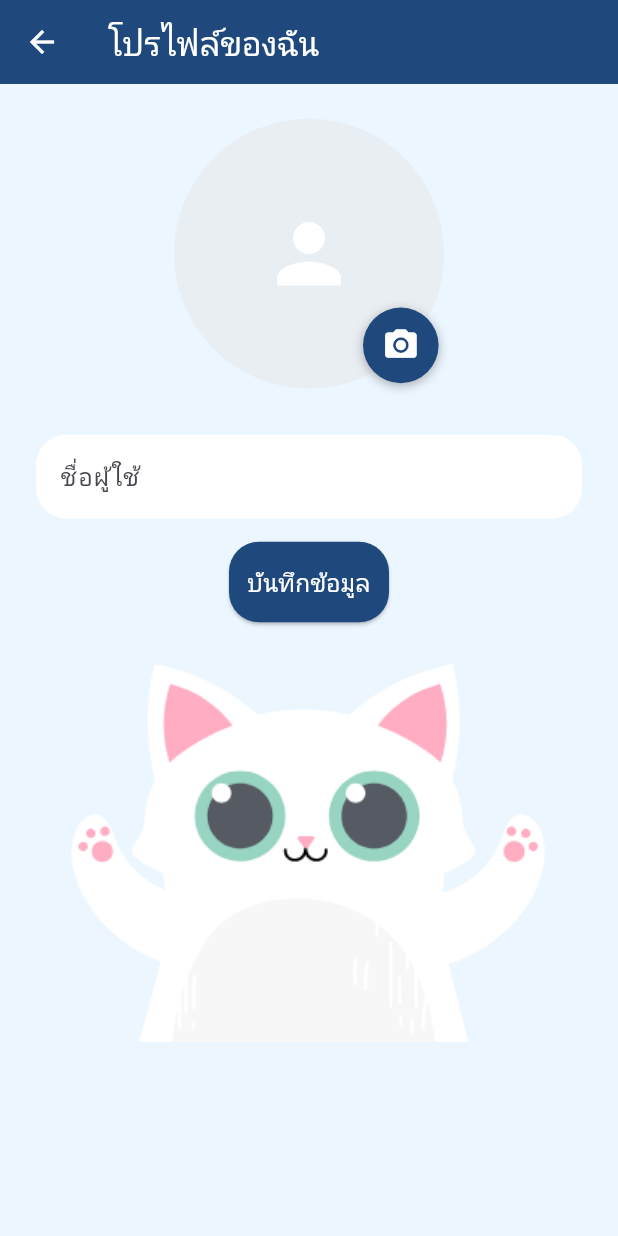
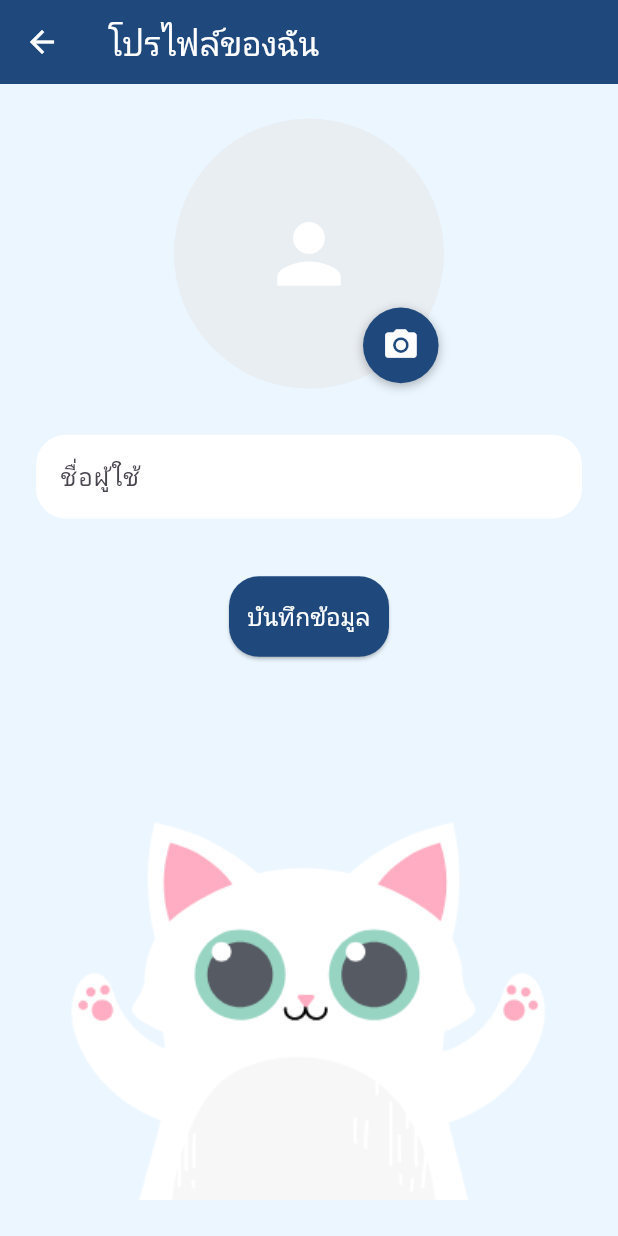
Before and after one commit to Napapakph/medibuddy-Project, a Flutter app: the ProfileScreen screen opened directly, on a phone screen of 412 x 824 dp. Run offline on Flutter 3.47's test engine with Material 3 defaults, Android fonts, the phone set to English and light mode, and no system bars; our stand-ins replace flutter_otp_text_field, image_picker, supabase_flutter; accounts and stored records are empty.

Commit message:
responsive profile

```diff
--- a/lib/Home/pages/profile_screen.dart
+++ b/lib/Home/pages/profile_screen.dart
@@ -60,6 +60,10 @@ class _ProfileScreenState extends State<ProfileScreen> {
               child: Column(
                 crossAxisAlignment: CrossAxisAlignment.start,
                 children: [
+                  Expanded(
+                    child: Column(
+                      crossAxisAlignment: CrossAxisAlignment.start,
+                      children: [
                         //SizedBox(height: maxHeight * 0.02),
                         // รูปโปรไฟล์------------------------------------------------
                         Align(
@@ -85,7 +89,8 @@ class _ProfileScreenState extends State<ProfileScreen> {
                             decoration: InputDecoration(
                               labelText: 'ชื่อผู้ใช้',
                               filled: true,
-                        fillColor: const Color.fromARGB(255, 255, 255, 255),
+                              fillColor:
+                                  const Color.fromARGB(255, 255, 255, 255),
                               border: OutlineInputBorder(
                                 borderRadius: BorderRadius.circular(20),
                                 borderSide: BorderSide.none,
@@ -97,7 +102,7 @@ class _ProfileScreenState extends State<ProfileScreen> {
                           ),
                         ),
                         // ช่องกรอกชื่อผู้ใช้---------------------------------------------------------------------
-                  SizedBox(height: maxHeight * 0.02),
+                        SizedBox(height: maxHeight * 0.05),
                         // ปุ่มบันทึกข้อมูล----------------------------------------------------------------------
                         Align(
                           alignment: Alignment.center,
@@ -105,7 +110,8 @@ class _ProfileScreenState extends State<ProfileScreen> {
                             onPressed: _isLoading
                                 ? null
                                 : () async {
-                              if (!_formKey.currentState!.validate()) return;
+                                    if (!_formKey.currentState!.validate())
+                                      return;
                                     setState(() => _isLoading = true);
                                     final profile = ProfileModel(
                                         _usernameController.text.trim(),
@@ -116,8 +122,8 @@ class _ProfileScreenState extends State<ProfileScreen> {
                                     // เพิ่มโปรไฟล์ใหม่ลงในรายการ
                                     ScaffoldMessenger.of(context).showSnackBar(
                                       SnackBar(
-                                  content:
-                                      Text('บันทึกข้อมูลเรียบร้อย: $profile'),
+                                        content: Text(
+                                            'บันทึกข้อมูลเรียบร้อย: $profile'),
                                       ),
                                     );
 
@@ -125,8 +131,8 @@ class _ProfileScreenState extends State<ProfileScreen> {
                                     Navigator.push(
                                       context,
                                       MaterialPageRoute(
-                                  builder: (_) =>
-                                      LibraryProfile(initialProfile: profile),
+                                        builder: (_) => LibraryProfile(
+                                            initialProfile: profile),
                                       ),
                                     );
                                   },
@@ -150,11 +156,13 @@ class _ProfileScreenState extends State<ProfileScreen> {
                         ),
                         // ปุ่มบันทึกข้อมูล---------------------------------------------------------------------
                         //รูปแมว ---------------------------------------------------------------------------
-
+                      ],
+                    ),
+                  ),
                   Align(
                     alignment: Alignment.bottomCenter,
                     child: SizedBox(
-                      height: maxHeight * 0.4,
+                      height: maxHeight * 0.35,
                       child: Image.asset(
                         'assets/cat_profile.png',
                       ),
```
Lines whose indentation alone changed are shown as unchanged.
